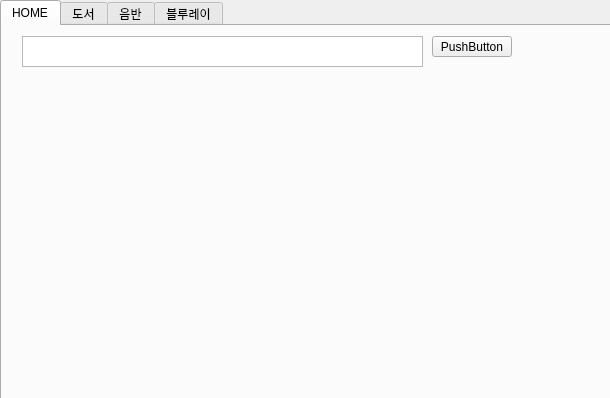
First picture: the form in client.ui, repository Henry93s/koradin, before the edit.
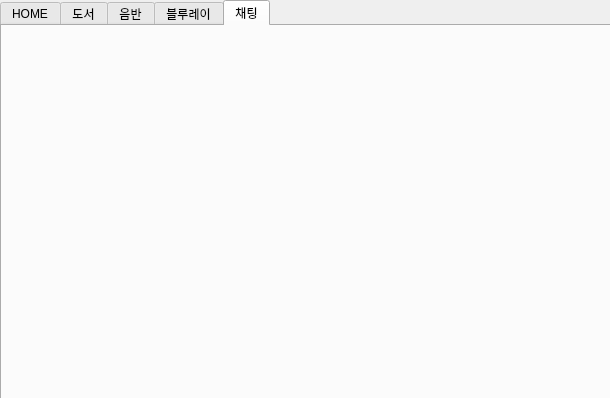
Second picture: the form after the edit.

The edit to the form file:
```diff
--- a/client.ui
+++ b/client.ui
@@ -23,7 +23,7 @@
     </rect>
    </property>
    <property name="currentIndex">
-    <number>0</number>
+    <number>4</number>
    </property>
    <property name="movable">
     <bool>false</bool>
@@ -71,6 +71,26 @@
      <string>블루레이</string>
     </attribute>
    </widget>
+   <widget class="QWidget" name="chatting">
+    <attribute name="title">
+     <string>채팅</string>
+    </attribute>
+    <widget class="QWidget" name="verticalLayoutWidget">
+     <property name="geometry">
+      <rect>
+       <x>0</x>
+       <y>0</y>
+       <width>601</width>
+       <height>361</height>
+      </rect>
+     </property>
+     <layout class="QVBoxLayout" name="verticalLayout">
+      <item alignment="Qt::AlignmentFlag::AlignTop">
+       <widget class="QWidget" name="widget" native="true"/>
+      </item>
+     </layout>
+    </widget>
+   </widget>
   </widget>
  </widget>
  <resources/>
```
